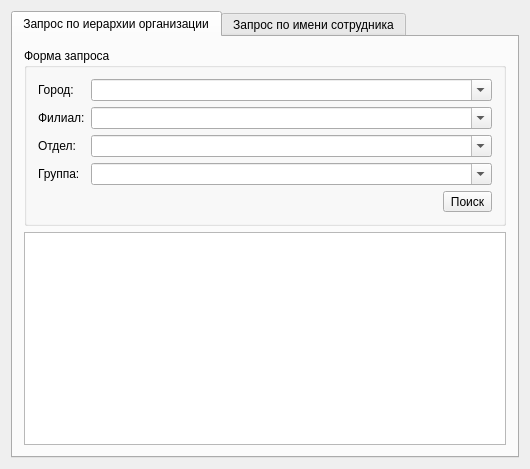
Qt form Lab4/Lab4/widget.ui (46ccac1474d000676430445ffc4b160a/Algo) before a commit.
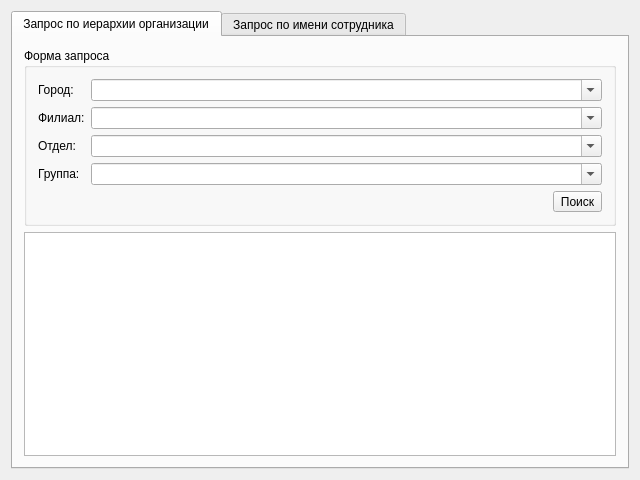
The same form after that commit.

Patch:
```diff
--- a/Lab4/Lab4/widget.ui
+++ b/Lab4/Lab4/widget.ui
@@ -9,14 +9,14 @@
    <rect>
     <x>0</x>
     <y>0</y>
-    <width>530</width>
-    <height>469</height>
+    <width>640</width>
+    <height>480</height>
    </rect>
   </property>
   <property name="minimumSize">
    <size>
-    <width>530</width>
-    <height>400</height>
+    <width>640</width>
+    <height>480</height>
    </size>
   </property>
   <property name="windowTitle">
```
Left out of the diff: 19 changed lines with no effect on the pictures.
